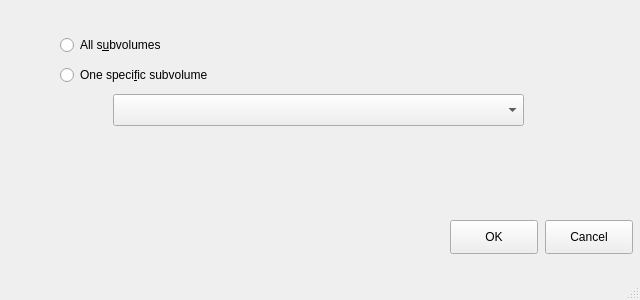
Before: the Qt Designer form buttermanager/buttermanager/ui/SnapshotWindow.ui in egara/buttermanager, drawn with Qt 5.
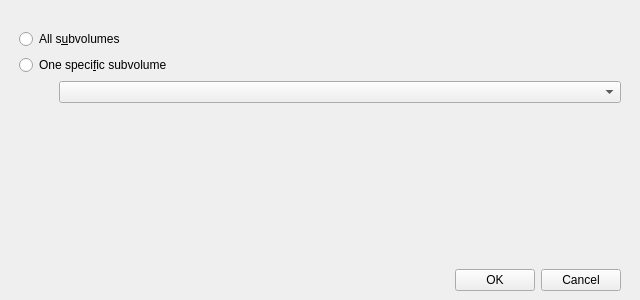
After: the same form once the commit is applied.

Commit message: Issue #29. Implementing layout for SnapshotWindow.ui

Diff of the .ui file:
```diff
--- a/buttermanager/buttermanager/ui/SnapshotWindow.ui
+++ b/buttermanager/buttermanager/ui/SnapshotWindow.ui
@@ -14,70 +14,103 @@
    <string>Take a snapshot</string>
   </property>
   <widget class="QWidget" name="centralwidget">
+   <layout class="QVBoxLayout" name="verticalLayout_2">
+    <item>
+     <layout class="QVBoxLayout" name="verticalLayout">
+      <property name="leftMargin">
+       <number>10</number>
+      </property>
+      <property name="topMargin">
+       <number>20</number>
+      </property>
+      <property name="rightMargin">
+       <number>10</number>
+      </property>
+      <item>
    <widget class="QRadioButton" name="radiobutton_all_subvolumes">
-    <property name="geometry">
-     <rect>
-      <x>60</x>
-      <y>34</y>
-      <width>311</width>
-      <height>22</height>
-     </rect>
-    </property>
     <property name="text">
      <string>All s&amp;ubvolumes</string>
     </property>
    </widget>
+      </item>
+      <item>
    <widget class="QRadioButton" name="radiobutton_one_subvolume">
-    <property name="geometry">
-     <rect>
-      <x>60</x>
-      <y>64</y>
-      <width>261</width>
-      <height>22</height>
-     </rect>
-    </property>
     <property name="text">
      <string>One speci&amp;fic subvolume</string>
     </property>
    </widget>
-   <widget class="QComboBox" name="combobox_subvolumes">
-    <property name="geometry">
-     <rect>
-      <x>113</x>
-      <y>94</y>
-      <width>411</width>
-      <height>32</height>
-     </rect>
-    </property>
-   </widget>
+      </item>
+      <item>
+       <layout class="QHBoxLayout" name="horizontalLayout">
+        <item>
+         <spacer name="horizontalSpacer">
+          <property name="orientation">
+           <enum>Qt::Horizontal</enum>
+          </property>
+          <property name="sizeType">
+           <enum>QSizePolicy::Fixed</enum>
+          </property>
+          <property name="sizeHint" stdset="0">
+           <size>
+            <width>40</width>
+            <height>20</height>
+           </size>
+          </property>
+         </spacer>
+        </item>
+        <item>
+         <widget class="QComboBox" name="combobox_subvolumes"/>
+        </item>
+       </layout>
+      </item>
+      <item>
+       <spacer name="verticalSpacer">
+        <property name="orientation">
+         <enum>Qt::Vertical</enum>
+        </property>
+        <property name="sizeHint" stdset="0">
+         <size>
+          <width>20</width>
+          <height>40</height>
+         </size>
+        </property>
+       </spacer>
+      </item>
+      <item>
+       <layout class="QHBoxLayout" name="horizontalLayout_2">
+        <item>
+         <spacer name="horizontalSpacer_3">
+          <property name="orientation">
+           <enum>Qt::Horizontal</enum>
+          </property>
+          <property name="sizeHint" stdset="0">
+           <size>
+            <width>40</width>
+            <height>20</height>
+           </size>
+          </property>
+         </spacer>
+        </item>
+        <item>
    <widget class="QPushButton" name="button_ok">
-    <property name="geometry">
-     <rect>
-      <x>450</x>
-      <y>220</y>
-      <width>88</width>
-      <height>34</height>
-     </rect>
-    </property>
     <property name="text">
      <string>OK</string>
     </property>
    </widget>
+        </item>
+        <item>
    <widget class="QPushButton" name="button_cancel">
-    <property name="geometry">
-     <rect>
-      <x>545</x>
-      <y>220</y>
-      <width>88</width>
-      <height>34</height>
-     </rect>
-    </property>
     <property name="text">
      <string>Cancel</string>
     </property>
    </widget>
+        </item>
+       </layout>
+      </item>
+     </layout>
+    </item>
+   </layout>
   </widget>
-  <widget class="QStatusBar" name="statusbar"/>
  </widget>
  <resources/>
  <connections/>
```
Lines whose indentation alone changed are shown as unchanged. The commit also changes 1 other file.
